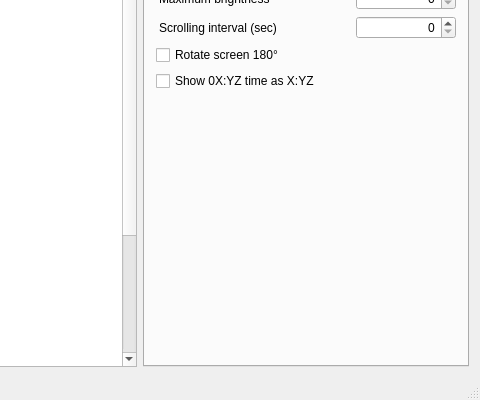
WiseLord/matrixclock, file editor/mainwindow.ui: the form before one commit; both pictures show x 284 to 764 and y 108 to 508 of the 764 by 508 pixel window.
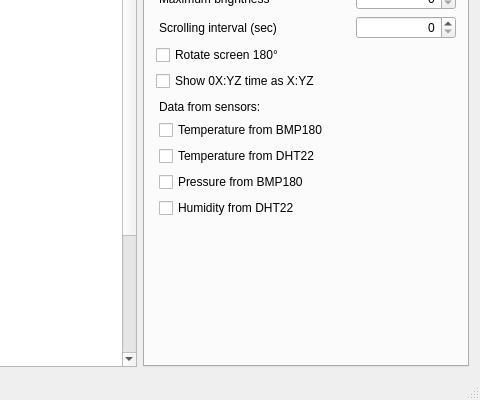
The form after the commit.

Commit message: editor: Added other parameters.

Diff of the .ui file:
```diff
--- a/editor/mainwindow.ui
+++ b/editor/mainwindow.ui
@@ -541,6 +541,62 @@
           </property>
          </widget>
         </item>
+        <item>
+         <widget class="QWidget" name="widget" native="true">
+          <layout class="QVBoxLayout" name="verticalLayout_2">
+           <property name="spacing">
+            <number>-1</number>
+           </property>
+           <property name="leftMargin">
+            <number>3</number>
+           </property>
+           <property name="topMargin">
+            <number>3</number>
+           </property>
+           <property name="rightMargin">
+            <number>6</number>
+           </property>
+           <property name="bottomMargin">
+            <number>6</number>
+           </property>
+           <item>
+            <widget class="QLabel" name="lblSensData">
+             <property name="text">
+              <string>Data from sensors:</string>
+             </property>
+            </widget>
+           </item>
+           <item>
+            <widget class="QCheckBox" name="cbxBmpTemp">
+             <property name="text">
+              <string>Temperature from BMP180</string>
+             </property>
+            </widget>
+           </item>
+           <item>
+            <widget class="QCheckBox" name="cbxDhtTemp">
+             <property name="text">
+              <string>Temperature from DHT22</string>
+             </property>
+            </widget>
+           </item>
+           <item>
+            <widget class="QCheckBox" name="cbxBmpPres">
+             <property name="text">
+              <string>Pressure from BMP180</string>
+             </property>
+            </widget>
+           </item>
+           <item>
+            <widget class="QCheckBox" name="cbxDhtHumi">
+             <property name="text">
+              <string>Humidity from DHT22</string>
+             </property>
+            </widget>
+           </item>
+          </layout>
+         </widget>
+        </item>
         <item>
          <spacer name="vspOther">
           <property name="orientation">
```
Left out of the diff: 65 changed lines with no effect on the pictures. The commit also changes 2 other files.
